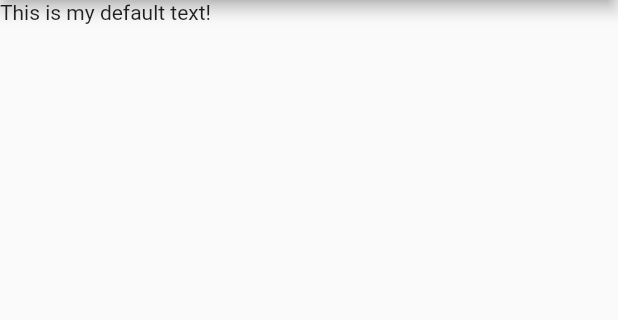
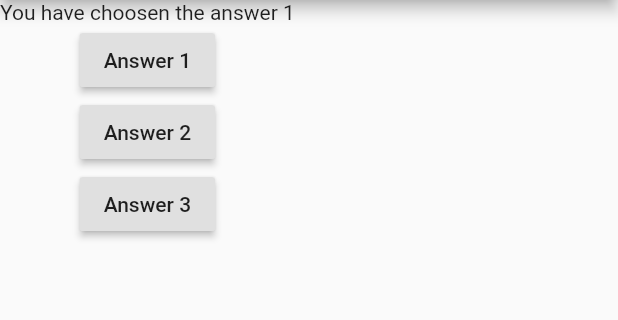
Before and after one commit to ShivamGoyal26/My_First_Flutter_App, a Flutter app: the screen it shows after launch, on a phone screen of 412 x 824 dp, the part 84-404 px from its top. Run offline on Flutter 3.47's test engine with Material 2 defaults, Android fonts, the phone set to English and light mode, and no system bars.

Commit message:
2nd commit

```diff
--- a/lib/main.dart
+++ b/lib/main.dart
@@ -5,11 +5,45 @@ void main() {
 }
 
 class MyApp extends StatelessWidget {
+  var questionIndex = 0;
+
+
+  void answerQuestion() {
+    questionIndex =questionIndex + 1;
+    print(questionIndex);
+  }
+
   @override
   Widget build(BuildContext context) {
-    return MaterialApp(home: Scaffold(
-      appBar: AppBar(title: Text("My First App"),),
-      body: Text("This is my default text!"),
-    ),);
+    var questions = [
+      "You have choosen the answer 1",
+      "You have choosen the answer 2",
+      "You have choosen the answer 3"
+    ];
+    return MaterialApp(
+      home: Scaffold(
+          appBar: AppBar(
+            title: Text("My First App"),
+          ),
+          body: Column(
+            children: <Widget>[
+              Text(
+                questions[questionIndex],
+              ),
+              RaisedButton(
+                child: Text("Answer 1"),
+                onPressed: answerQuestion,
+              ),
+              RaisedButton(
+                child: Text("Answer 2"),
+                onPressed: answerQuestion,
+              ),
+              RaisedButton(
+                child: Text("Answer 3"),
+                onPressed: answerQuestion,
+              ),
+            ],
+          )),
+    );
   }
 }
```
